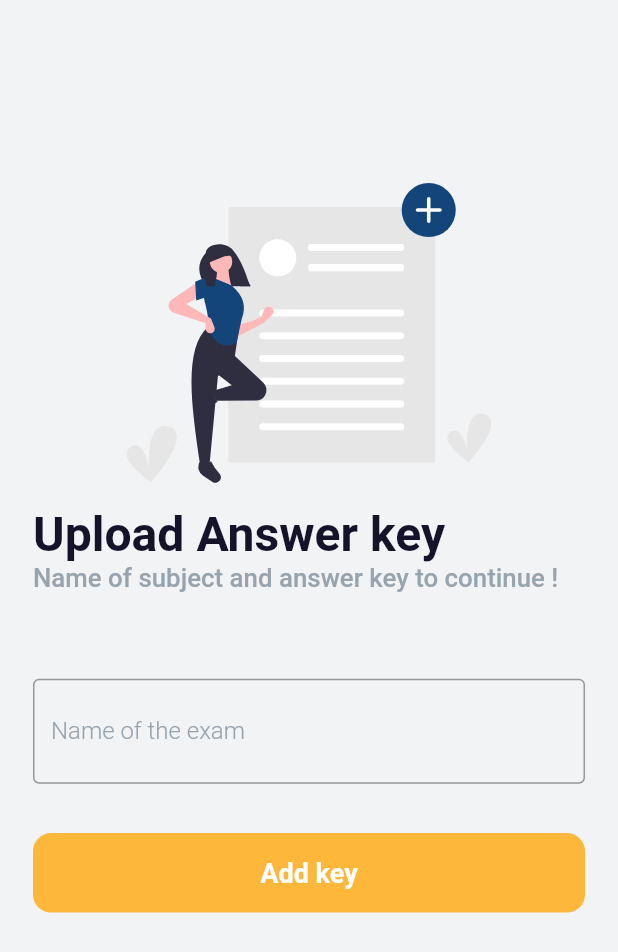
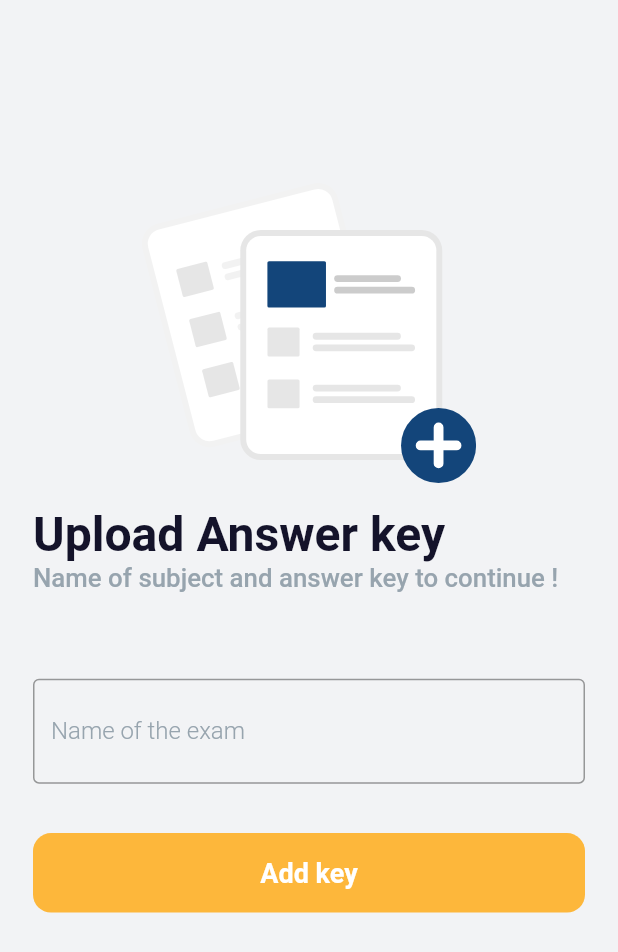
Before and after one commit to adarshbalu/answer_sheet_auditor_frontend, a Flutter app: the AddNewUpload screen opened directly, on a phone screen of 412 x 824 dp. Shown: the top 952 px of the screen. Run offline on Flutter 3.47's test engine with Material 2 defaults, Android fonts, the phone set to English and light mode, and no system bars; drawn by our look-alikes of overlay_support; our stand-ins replace connectivity, dartz, data_connection_checker, equatable, file_picker, firebase_auth and 6 more; accounts and stored records are empty; network calls fail; Roboto replaces fonts that are missing (GoogleSans).

Commit message:
Fixed Answer sheet add page bug

```diff
--- a/lib/core/utils/assets.dart
+++ b/lib/core/utils/assets.dart
@@ -3,6 +3,7 @@ class Assets {
   static const String NO_CONNECTION = 'assets/icons/no_connection.svg';
   static const String UPLOAD_FILES = 'assets/illustrations/upload_files.svg';
   static const String ADD_DOCUMENT = 'assets/illustrations/add_document.svg';
+  static const String ADD_SHEET = 'assets/illustrations/add_sheet.svg';
   static const String ADD_FILES = 'assets/illustrations/add_files.svg';
   static const String USER = 'assets/illustrations/user.svg';
   static const String DASHBOARD = 'assets/illustrations/dashboard.svg';
--- a/lib/presentation/providers/storage_provider.dart
+++ b/lib/presentation/providers/storage_provider.dart
@@ -109,6 +109,7 @@ class StorageProvider extends ChangeNotifier {
       _answerSheets.add(answerSheet);
       _uploadStatus = UploadStatus.UPLOADED;
       _sheetStatus = SheetStatus.LOADED;
+      _imageFileStatus = FileStatus.NONE;
       notifyListeners();
       Future.delayed(const Duration(seconds: 2), () {
         _uploadStatus = UploadStatus.NONE;
@@ -144,6 +145,10 @@ class StorageProvider extends ChangeNotifier {
     notifyListeners();
   }
 
+  void resetSheetStatus() {
+    _imageFileStatus = FileStatus.NONE;
+  }
+
   Future<void> removeAnswerSheet(String id, String uid) async {
     AnswerSheet answerSheet;
     // ignore: avoid_function_literals_in_foreach_calls
--- a/lib/presentation/screens/upload/add_new_sheet.dart
+++ b/lib/presentation/screens/upload/add_new_sheet.dart
@@ -1,4 +1,4 @@
-import 'package:answer_sheet_auditor/core/presentation/widgets/buttons/blue_button.dart';
+import 'package:answer_sheet_auditor/core/presentation/widgets/buttons/green_button.dart';
 import 'package:answer_sheet_auditor/core/presentation/widgets/buttons/yellow_button.dart';
 import 'package:answer_sheet_auditor/core/presentation/widgets/text_input.dart';
 import 'package:answer_sheet_auditor/core/utils/assets.dart';
@@ -109,7 +109,7 @@ This field can't be empty !''';
                 Consumer<StorageProvider>(
                   builder: (_, provider, child) {
                     if (provider.imageFileStatus == FileStatus.SUCCESS) {
-                      return BlueButton(
+                      return GreenButton(
                           label: 'Upload sheet',
                           onPressed: () async {
                             final form = _formKey.currentState;
--- a/lib/presentation/screens/upload/add_new_upload.dart
+++ b/lib/presentation/screens/upload/add_new_upload.dart
@@ -1,4 +1,4 @@
-import 'package:answer_sheet_auditor/core/presentation/widgets/buttons/blue_button.dart';
+import 'package:answer_sheet_auditor/core/presentation/widgets/buttons/green_button.dart';
 import 'package:answer_sheet_auditor/core/presentation/widgets/buttons/yellow_button.dart';
 import 'package:answer_sheet_auditor/core/presentation/widgets/text_input.dart';
 import 'package:answer_sheet_auditor/core/utils/assets.dart';
@@ -59,7 +59,7 @@ class _AddNewUploadState extends State<AddNewUpload> {
                     child: Padding(
                       padding: const EdgeInsets.only(bottom: 16),
                       child: SvgPicture.asset(
-                        Assets.ADD_DOCUMENT,
+                        Assets.ADD_FILES,
                         height: 200,
                       ),
                     ),
@@ -110,7 +110,7 @@ This field can't be empty !''';
                 Consumer<StorageProvider>(
                   builder: (_, provider, child) {
                     if (provider.textFileStatus == FileStatus.SUCCESS) {
-                      return BlueButton(
+                      return GreenButton(
                           label: 'Upload key',
                           onPressed: () async {
                             final form = _formKey.currentState;
--- a/lib/presentation/widgets/added_text_file_card.dart
+++ b/lib/presentation/widgets/added_text_file_card.dart
@@ -1,6 +1,8 @@
 import 'package:answer_sheet_auditor/core/utils/assets.dart';
+import 'package:answer_sheet_auditor/presentation/providers/storage_provider.dart';
 import 'package:flutter/material.dart';
 import 'package:flutter_svg/svg.dart';
+import 'package:provider/provider.dart';
 
 class AddedTextFileCard extends StatelessWidget {
   const AddedTextFileCard({
@@ -12,7 +14,9 @@ class AddedTextFileCard extends StatelessWidget {
   @override
   Widget build(BuildContext context) {
     return InkWell(
-      onTap: () async {},
+      onTap: () async {
+        context.read<StorageProvider>().pickText();
+      },
       child: Card(
         margin: const EdgeInsets.only(bottom: 24),
         shape: RoundedRectangleBorder(borderRadius: BorderRadius.circular(12)),
```
Also changed, not shown: lib/presentation/screens/home/home_screen.dart (+22 -12 lines), assets/illustrations/add_document.svg, assets/illustrations/add_sheet.svg (added).
